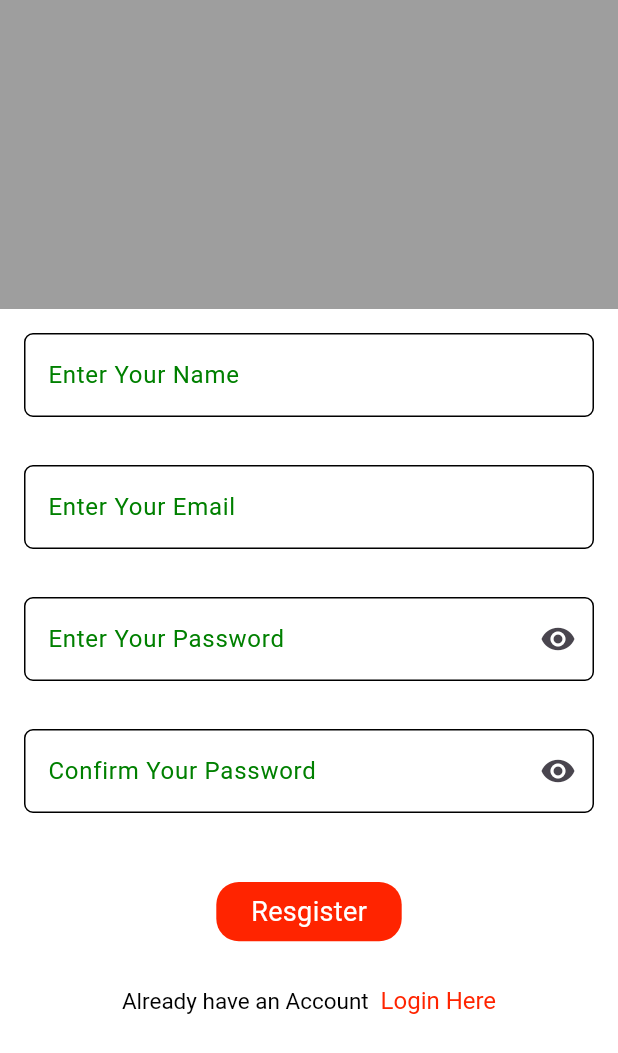
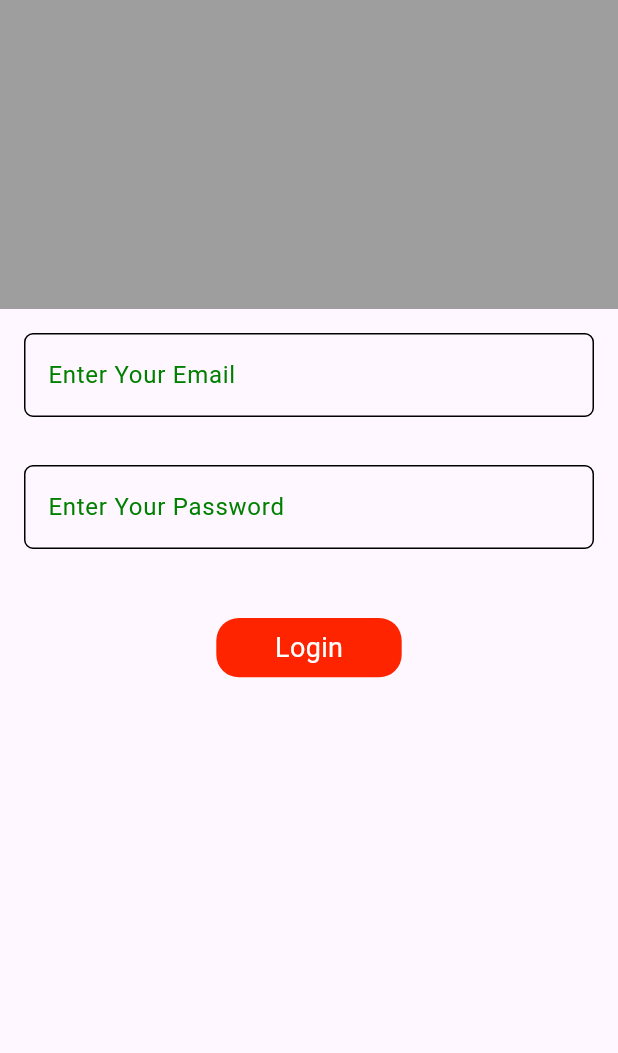
Before and after one commit to ketan1435/Zomato, a Flutter app: the screen it shows after launch, on a phone screen of 412 x 824 dp. Shown: the top 1053 px of the screen. Run offline on Flutter 3.47's test engine with Material 3 defaults, Android fonts, the phone set to English and light mode, and no system bars; our stand-ins replace get.

Commit message:
third commit

```diff
--- a/lib/Binding/bindind.dart
+++ b/lib/Binding/bindind.dart
@@ -10,3 +10,11 @@ class AppBinding extends Bindings
    Get.lazyPut(() => AppController());
   }
 }
+class LoginBinding extends Bindings
+{
+  @override
+  void dependencies() {
+    Get.lazyPut<LoginController>(() => LoginController());
+  }
+
+}
--- a/lib/Controller/controller.dart
+++ b/lib/Controller/controller.dart
@@ -6,3 +6,8 @@ class AppController extends GetxController
 
 
 }
+class LoginController extends GetxController
+{
+  TextEditingController emailController =TextEditingController();
+  TextEditingController passwordController=TextEditingController();
+}
--- a/lib/Pages/login.dart
+++ b/lib/Pages/login.dart
@@ -1,14 +1,57 @@
 import 'package:flutter/material.dart';
+import 'package:get/get.dart';
+import 'package:zomato/Controller/controller.dart';
+import 'package:zomato/Utils/common_button.dart';
+import 'package:zomato/Utils/textfield.dart';
+
+import '../Routs/routs.dart';
 class LoginScreen extends StatefulWidget {
   const LoginScreen({super.key});
 
   @override
   State<LoginScreen> createState() => _LoginScreenState();
 }
-
 class _LoginScreenState extends State<LoginScreen> {
+  LoginController loginController=Get.find();
+ final GlobalKey<FormState> key = GlobalKey<FormState>();
   @override
   Widget build(BuildContext context) {
-    return const Placeholder();
+    var mediaQuery = MediaQuery.of(context);
+    return Scaffold(
+      body: Column(
+        children: [
+          Container(
+            height: mediaQuery.size.height*0.25,
+            decoration: BoxDecoration(
+              color: Colors.grey
+            ),
+          ),
+        Form(
+          key: key,
+          child: CommonTextField(name: "Enter Your Email",controller:loginController.emailController,
+          validator: (value)
+          {
+            if(value!.isEmpty){
+              return "Please Enter The Email";
+            }
+          },),
+        ),
+          CommonTextField(name: "Enter Your Password",controller: loginController.passwordController,
+          validator: (value)
+          {
+            if(value!.isEmpty)
+              {
+                return "Enter Your Password";
+              }
+          },),
+          CommonButton(name: "Login",onpressed: (){
+            if(key.currentState!.validate()){
+              Get.toNamed(Routes.HOME_SCREEN_ROUTE);
+            }
+
+          },)
+        ],
+      ),
+    );
   }
 }
--- a/lib/Pages/sineup.dart
+++ b/lib/Pages/sineup.dart
@@ -20,7 +20,7 @@ class _SineUpScreenState extends State<SineUpScreen> {
   TextEditingController nameController = TextEditingController();
   TextEditingController passController = TextEditingController();
   TextEditingController cPassController = TextEditingController();
-  final key1 = GlobalKey<FormState>();
+  final GlobalKey<FormState> key1 = GlobalKey<FormState>();
   AppController appController = Get.find();
 
   @override
--- a/lib/Routs/app_pages.dart
+++ b/lib/Routs/app_pages.dart
@@ -8,21 +8,21 @@ import 'package:zomato/Routs/routs.dart';
 
 class AppPage
 {
-static String INITIALROUTE = Route.SINEUPROUTE;
+static String INITIALROUTE = Routes.LOGIN_ROUTE;
 static final pages =
 [
   GetPage(
-      name: Route.LOGINROUTE,
+      name: Routes.LOGIN_ROUTE,
       page:()=>LoginScreen(),
       binding: AppBinding()
   ),
   GetPage(
-      name: Route.SINEUPROUTE,
+      name: Routes.SINEUP_ROUTE,
       page:()=>SineUpScreen(),
       binding: AppBinding()
   ),
   GetPage(
-      name: Route.HOMESCREENROUTE,
+      name: Routes.HOME_SCREEN_ROUTE,
       page:()=>HomeScreen(),
       binding: AppBinding()
   ),
--- a/lib/Routs/routs.dart
+++ b/lib/Routs/routs.dart
@@ -1,10 +1,9 @@
 
 
-class Route
-{
+class Routes {
 
- static String LOGINROUTE = "/loginroute";
- static String SINEUPROUTE = "/sineuproute";
- static String HOMESCREENROUTE = "/homescreenroute";
+ static const LOGIN_ROUTE = "/login_route";
+ static const SINEUP_ROUTE = "/sineup_route";
+ static const HOME_SCREEN_ROUTE = "/home_screen_route";
 
 }
```
Also changed, not shown: pubspec.lock.
